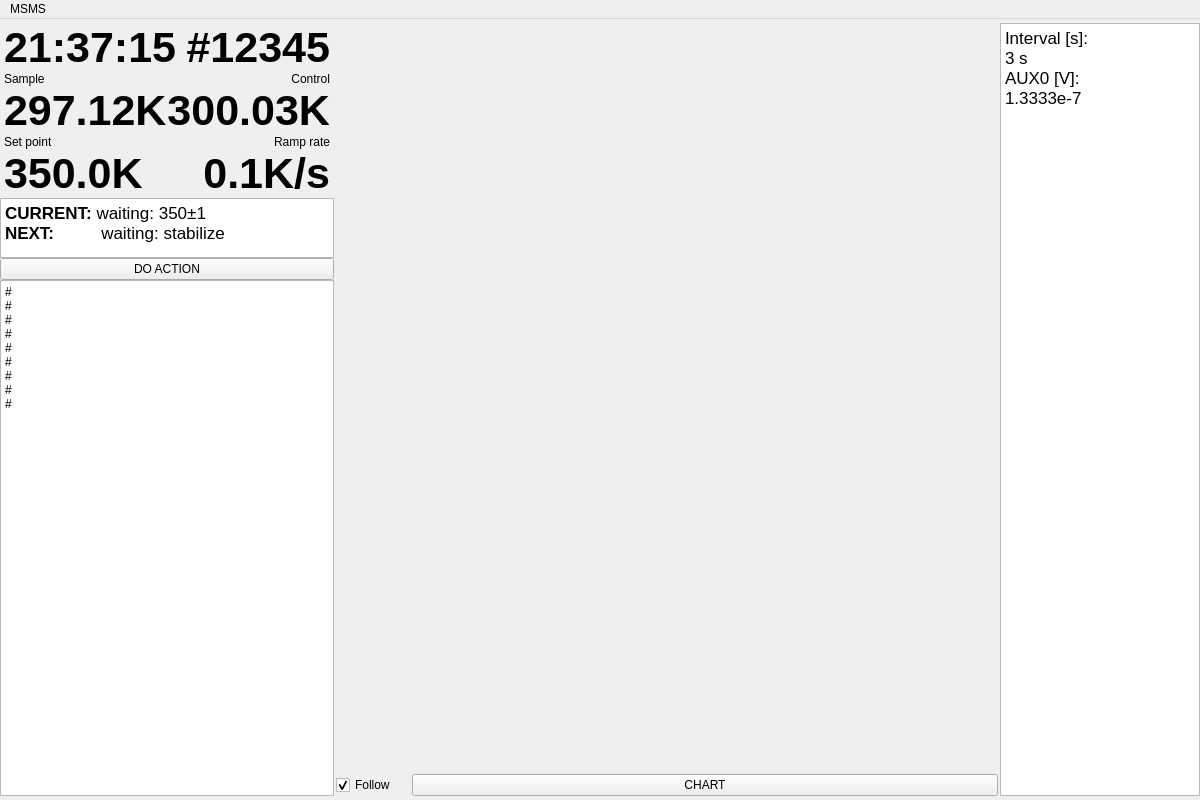
First picture: the form in msms/ui/main_window.ui, repository Nircek/msms, before the edit.
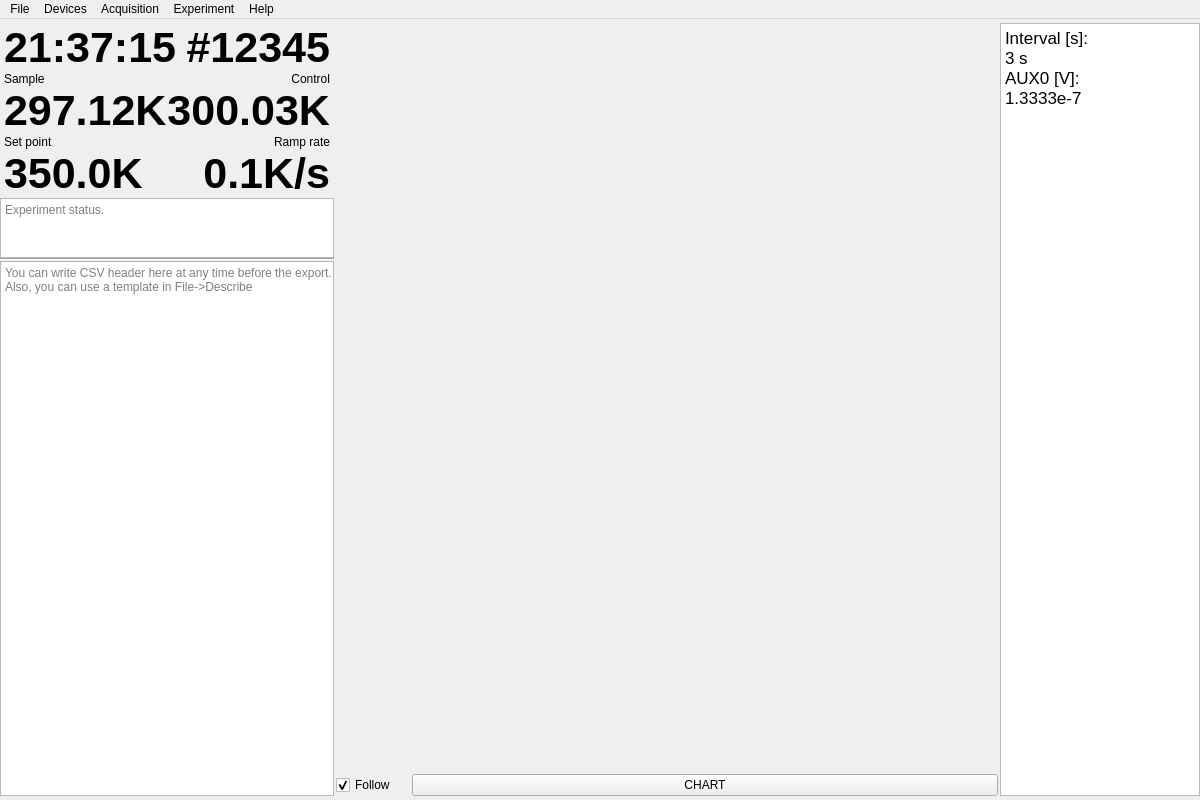
Second picture: the form after the edit. Custom widgets are drawn as their Qt base class.

Commit message: Fix signals, app controller and menu bar

The edit to the form file:
```diff
--- a/msms/ui/main_window.ui
+++ b/msms/ui/main_window.ui
@@ -33,7 +33,7 @@
     <item>
      <layout class="QHBoxLayout" name="horizontalLayout" stretch="0,1,0">
       <item>
-       <layout class="QVBoxLayout" name="leftPane" stretch="0,0,0,10">
+       <layout class="QVBoxLayout" name="leftPane" stretch="0,0,0,0">
         <property name="spacing">
          <number>0</number>
         </property>
@@ -233,33 +233,27 @@
 li.unchecked::marker { content: &quot;\2610&quot;; }
 li.checked::marker { content: &quot;\2612&quot;; }
 &lt;/style&gt;&lt;/head&gt;&lt;body style=&quot; font-family:'.AppleSystemUIFont'; font-size:13pt; font-weight:400; font-style:normal;&quot;&gt;
-&lt;p style=&quot; margin-top:0px; margin-bottom:0px; margin-left:0px; margin-right:0px; -qt-block-indent:0; text-indent:0px;&quot;&gt;&lt;span style=&quot; font-weight:700;&quot;&gt;CURRENT: &lt;/span&gt;waiting: 350±1&lt;/p&gt;
-&lt;p style=&quot; margin-top:0px; margin-bottom:0px; margin-left:0px; margin-right:0px; -qt-block-indent:0; text-indent:0px;&quot;&gt;&lt;span style=&quot; font-weight:700;&quot;&gt;NEXT:          &lt;/span&gt;waiting: stabilize&lt;/p&gt;&lt;/body&gt;&lt;/html&gt;</string>
+&lt;p style=&quot;-qt-paragraph-type:empty; margin-top:0px; margin-bottom:0px; margin-left:0px; margin-right:0px; -qt-block-indent:0; text-indent:0px;&quot;&gt;&lt;br /&gt;&lt;/p&gt;&lt;/body&gt;&lt;/html&gt;</string>
           </property>
           <property name="textInteractionFlags">
            <set>Qt::TextInteractionFlag::NoTextInteraction</set>
           </property>
+          <property name="placeholderText">
+           <string>Experiment status.</string>
+          </property>
          </widget>
         </item>
         <item>
-         <widget class="QPushButton" name="doActionPushButton">
-          <property name="text">
-           <string>DO ACTION</string>
+         <widget class="Line" name="line">
+          <property name="orientation">
+           <enum>Qt::Orientation::Horizontal</enum>
           </property>
          </widget>
         </item>
         <item>
          <widget class="QPlainTextEdit" name="commentPlainTextEdit">
-          <property name="plainText">
-           <string>#
-#
-#
-#
-#
-#
-#
-#
-#</string>
+          <property name="placeholderText">
+           <string>You can write CSV header here at any time before the export. Also, you can use a template in File-&gt;Describe</string>
           </property>
          </widget>
         </item>
@@ -360,9 +354,9 @@
      <height>33</height>
     </rect>
    </property>
-   <widget class="QMenu" name="menuselect_devices">
+   <widget class="QMenu" name="menuFile">
     <property name="title">
-     <string>MSMS</string>
+     <string>File</string>
     </property>
     <addaction name="actionSelectDevices"/>
     <addaction name="actionManageExperiment"/>
@@ -371,10 +365,45 @@
     <addaction name="actionRestoreLastFile"/>
     <addaction name="actionExport"/>
     <addaction name="separator"/>
+    <addaction name="actionQuit"/>
+   </widget>
+   <widget class="QMenu" name="menuDevices">
+    <property name="title">
+     <string>Devices</string>
+    </property>
+    <addaction name="actionSelectDevices"/>
+    <addaction name="actionSendDeviceCommand"/>
+   </widget>
+   <widget class="QMenu" name="menuAcquisition">
+    <property name="title">
+     <string>Acquisition</string>
+    </property>
+    <addaction name="actionStartAcquisition"/>
+    <addaction name="actionStopAcquisition"/>
+    <addaction name="separator"/>
+   </widget>
+   <widget class="QMenu" name="menuExperiment">
+    <property name="title">
+     <string>Experiment</string>
+    </property>
+    <addaction name="actionManageExperiment"/>
+    <addaction name="separator"/>
+    <addaction name="actionStartExperiment"/>
+    <addaction name="actionStopExperiment"/>
+    <addaction name="actionSkipToNext"/>
+   </widget>
+   <widget class="QMenu" name="menuHelp">
+    <property name="title">
+     <string>Help</string>
+    </property>
     <addaction name="actionHelp"/>
     <addaction name="actionAbout"/>
    </widget>
-   <addaction name="menuselect_devices"/>
+   <addaction name="menuFile"/>
+   <addaction name="menuDevices"/>
+   <addaction name="menuAcquisition"/>
+   <addaction name="menuExperiment"/>
+   <addaction name="menuHelp"/>
   </widget>
   <action name="actionSelectDevices">
    <property name="text">
```
Left out of the diff: 83 changed lines with no effect on the pictures. The commit also changes 18 other files.
